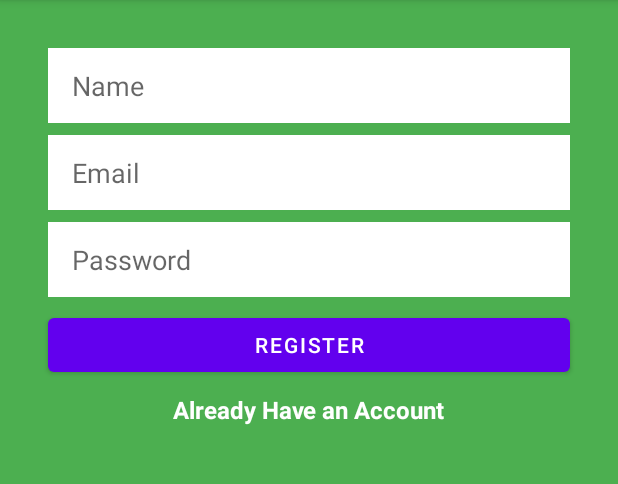
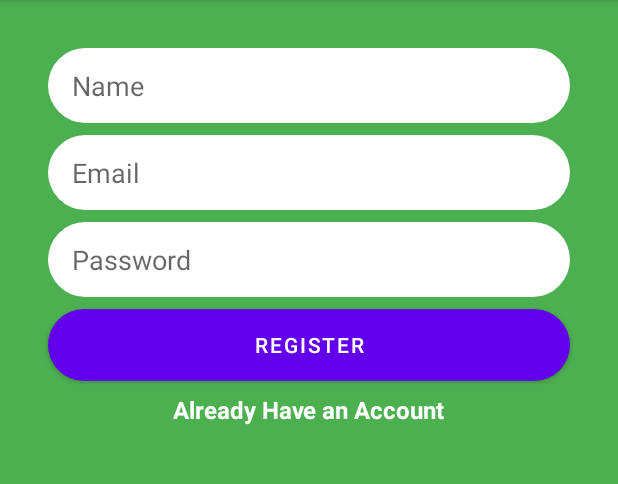
Before and after one commit to AthlonsDev/Chat_App, an Android app: the screen it shows after launch (MainActivity), after a tap on "REGISTER", on a phone screen of 412 x 824 dp, the part 84-568 px from its top. Run offline under Robolectric (Android 15) with nearby library versions, the phone set to English and light mode, and no system bars; our stand-ins replace Firebase (no records; nobody signed in at launch, a user with empty details on screens opened directly).

```diff
--- a/app/src/main/java/com/example/chat_app/MainActivity.kt
+++ b/app/src/main/java/com/example/chat_app/MainActivity.kt
@@ -4,6 +4,9 @@ import android.content.Intent
 import androidx.appcompat.app.AppCompatActivity
 import android.os.Bundle
 import android.util.Log
+import android.widget.Toast
+import com.google.firebase.auth.FirebaseAuth
+import com.google.firebase.ktx.Firebase
 import kotlinx.android.synthetic.main.activity_main.*
 
 class MainActivity : AppCompatActivity() {
@@ -15,11 +18,7 @@ class MainActivity : AppCompatActivity() {
 
 
         registe_button.setOnClickListener {
-            val email = email_edtText.text.toString()
-            val pass = pass_editText.text.toString()
-
-            Log.d("mainact", "email is: $email")
-            Log.d("mainact", "password is: $pass")
+          performRegister()
         }
 
         already_have_account.setOnClickListener {
@@ -31,4 +30,30 @@ class MainActivity : AppCompatActivity() {
         }
 
     }
+
+
+    fun performRegister() {
+        val email = email_edtText.text.toString()
+        val pass = pass_editText.text.toString()
+
+        if(email.isEmpty() || pass.isEmpty()) {
+            Toast.makeText(this, "Please enter text in email/password", Toast.LENGTH_SHORT).show()
+        }
+
+        Log.d("mainact", "email is: $email")
+        Log.d("mainact", "password is: $pass")
+
+        FirebaseAuth.getInstance().createUserWithEmailAndPassword(email, pass)
+            .addOnCompleteListener{
+                if(!it.isSuccessful) return@addOnCompleteListener
+
+                Log.d("firebase", "Successfully created user with uid: ${it.result.user?.uid}")
+                Toast.makeText(this, "Successfully created user with uid: ${it.result.user?.uid}", Toast.LENGTH_SHORT).show()
+            }
+            .addOnFailureListener{
+                Log.d("firebase", "Failed to Create user: ${it.message}")
+                Toast.makeText(this, "Failed to Create user: ${it.message}", Toast.LENGTH_SHORT).show()
+            }
+
+    }
 }
--- /dev/null
+++ b/app/src/main/res/drawable/rounded_button.xml
@@ -0,0 +1,9 @@
+<?xml version="1.0" encoding="utf-8"?>
+<shape xmlns:android="http://schemas.android.com/apk/res/android">
+
+    <solid android:color="@android:color/holo_green_dark"></solid>
+    <corners android:radius="25dp">
+
+    </corners>
+
+</shape>
--- /dev/null
+++ b/app/src/main/res/drawable/rounded_edittext.xml
@@ -0,0 +1,11 @@
+<?xml version="1.0" encoding="utf-8"?>
+<shape xmlns:android="http://schemas.android.com/apk/res/android">
+
+    <solid android:color="@color/white">
+
+    </solid>
+    <corners android:radius="25dp">
+
+    </corners>
+
+</shape>
--- a/app/src/main/res/layout/activity_login.xml
+++ b/app/src/main/res/layout/activity_login.xml
@@ -38,11 +38,11 @@
         app:layout_constraintTop_toBottomOf="@+id/editTextTextEmailAddress" />
 
     <Button
-        android:id="@+id/button"
+        android:id="@+id/loginButton"
         android:layout_width="0dp"
         android:layout_height="wrap_content"
         android:layout_marginTop="8dp"
-        android:text="Button"
+        android:text="Login"
         app:layout_constraintEnd_toEndOf="@+id/editTextTextPassword"
         app:layout_constraintStart_toStartOf="@+id/editTextTextPassword"
         app:layout_constraintTop_toBottomOf="@+id/editTextTextPassword" />
--- a/app/src/main/res/layout/activity_main.xml
+++ b/app/src/main/res/layout/activity_main.xml
@@ -14,7 +14,7 @@
         android:layout_marginStart="32dp"
         android:layout_marginTop="32dp"
         android:layout_marginEnd="32dp"
-        android:background="#FFFFFF"
+        android:background="@drawable/rounded_edittext"
         android:ems="10"
         android:hint="Name"
         android:inputType="textPersonName"
@@ -28,7 +28,7 @@
         android:layout_width="0dp"
         android:layout_height="50dp"
         android:layout_marginTop="8dp"
-        android:background="#FFFFFF"
+        android:background="@drawable/rounded_edittext"
         android:backgroundTint="#FFFFFF"
         android:ems="10"
         android:hint="Email"
@@ -43,7 +43,7 @@
         android:layout_width="0dp"
         android:layout_height="50dp"
         android:layout_marginTop="8dp"
-        android:background="#FFFFFF"
+        android:background="@drawable/rounded_edittext"
         android:ems="10"
         android:hint="Password"
         android:inputType="textPassword"
@@ -57,6 +57,8 @@
         android:layout_width="0dp"
         android:layout_height="wrap_content"
         android:layout_marginTop="8dp"
+        android:background="@drawable/rounded_button"
+
         android:text="Register"
         app:layout_constraintEnd_toEndOf="@+id/pass_editText"
         app:layout_constraintStart_toStartOf="@+id/pass_editText"
--- a/settings.gradle
+++ b/settings.gradle
@@ -1,3 +1,5 @@
+import org.gradle.api.initialization.resolve.RepositoriesMode
+
 pluginManagement {
     repositories {
         gradlePluginPortal()
@@ -6,7 +8,7 @@ pluginManagement {
     }
 }
 dependencyResolutionManagement {
-    repositoriesMode.set(RepositoriesMode.FAIL_ON_PROJECT_REPOS)
+    repositoriesMode.set(RepositoriesMode.PREFER_SETTINGS)
     repositories {
         google()
         mavenCentral()
```
Also changed, not shown: app/build.gradle (+24 -0 lines), app/src/main/java/com/example/chat_app/LoginActivity.kt (+24 -0 lines), build.gradle (+26 -0 lines), 1 other file.
